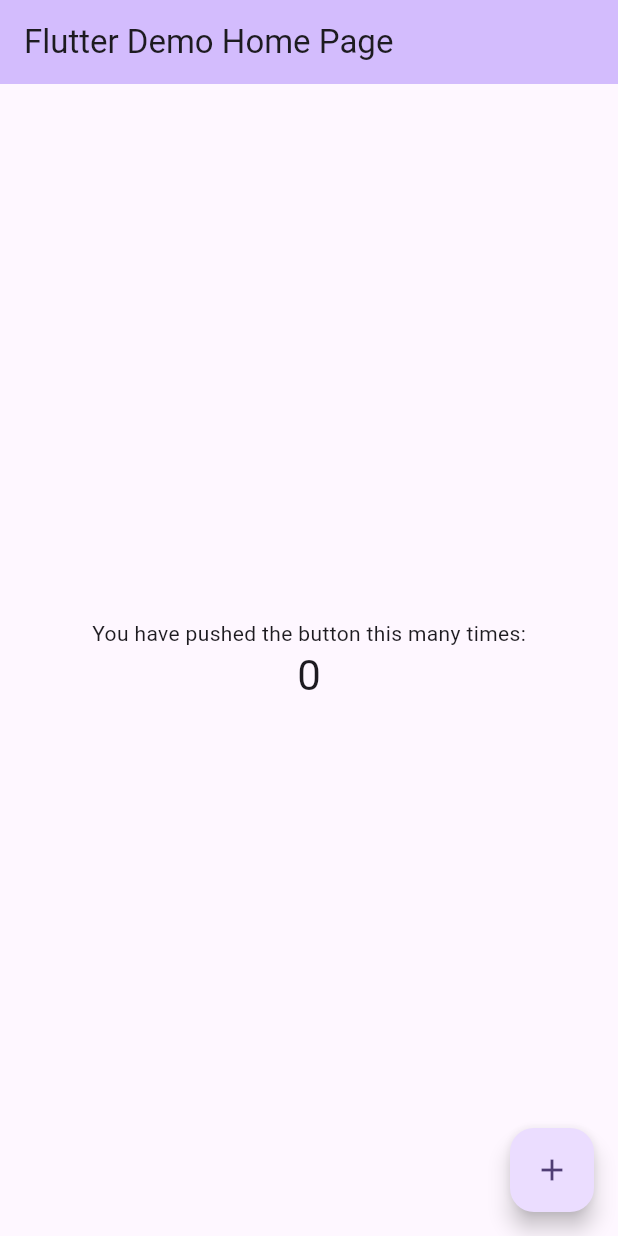
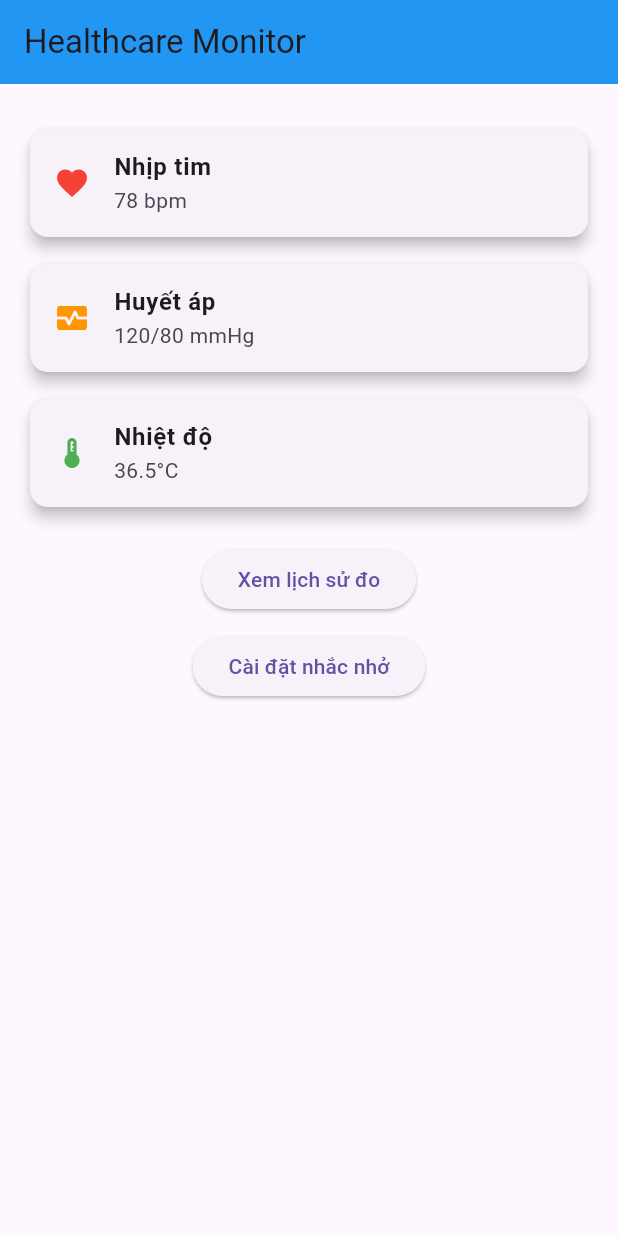
Before and after one commit to hisus2000/HealthCareMonitor, a Flutter app: the screen it shows after launch, on a phone screen of 412 x 824 dp. Run offline on Flutter 3.47's test engine with Material 3 defaults, Android fonts, the phone set to English and light mode, and no system bars; our stand-ins replace shared_preferences.

Commit message:
Init home screen

```diff
--- a/lib/main.dart
+++ b/lib/main.dart
@@ -1,4 +1,5 @@
 import 'package:flutter/material.dart';
+import 'screens/home_screen.dart';
 
 void main() {
   runApp(const MyApp());
@@ -7,116 +8,13 @@ void main() {
 class MyApp extends StatelessWidget {
   const MyApp({super.key});
 
-  // This widget is the root of your application.
   @override
   Widget build(BuildContext context) {
     return MaterialApp(
-      title: 'Flutter Demo',
-      theme: ThemeData(
-        // This is the theme of your application.
-        //
-        // TRY THIS: Try running your application with "flutter run". You'll see
-        // the application has a purple toolbar. Then, without quitting the app,
-        // try changing the seedColor in the colorScheme below to Colors.green
-        // and then invoke "hot reload" (save your changes or press the "hot
-        // reload" button in a Flutter-supported IDE, or press "r" if you used
-        // the command line to start the app).
-        //
-        // Notice that the counter didn't reset back to zero; the application
-        // state is not lost during the reload. To reset the state, use hot
-        // restart instead.
-        //
-        // This works for code too, not just values: Most code changes can be
-        // tested with just a hot reload.
-        colorScheme: ColorScheme.fromSeed(seedColor: Colors.deepPurple),
-      ),
-      home: const MyHomePage(title: 'Flutter Demo Home Page'),
+      debugShowCheckedModeBanner: false,
+      title: 'Healthcare Monitor',
+      theme: ThemeData(primarySwatch: Colors.blue),
+      home: HomeScreen(),
     );
   }
 }
-
-class MyHomePage extends StatefulWidget {
-  const MyHomePage({super.key, required this.title});
-
-  // This widget is the home page of your application. It is stateful, meaning
-  // that it has a State object (defined below) that contains fields that affect
-  // how it looks.
-
-  // This class is the configuration for the state. It holds the values (in this
-  // case the title) provided by the parent (in this case the App widget) and
-  // used by the build method of the State. Fields in a Widget subclass are
-  // always marked "final".
-
-  final String title;
-
-  @override
-  State<MyHomePage> createState() => _MyHomePageState();
-}
-
-class _MyHomePageState extends State<MyHomePage> {
-  int _counter = 0;
-
-  void _incrementCounter() {
-    setState(() {
-      // This call to setState tells the Flutter framework that something has
-      // changed in this State, which causes it to rerun the build method below
-      // so that the display can reflect the updated values. If we changed
-      // _counter without calling setState(), then the build method would not be
-      // called again, and so nothing would appear to happen.
-      _counter++;
-    });
-  }
-
-  @override
-  Widget build(BuildContext context) {
-    // This method is rerun every time setState is called, for instance as done
-    // by the _incrementCounter method above.
-    //
-    // The Flutter framework has been optimized to make rerunning build methods
-    // fast, so that you can just rebuild anything that needs updating rather
-    // than having to individually change instances of widgets.
-    return Scaffold(
-      appBar: AppBar(
-        // TRY THIS: Try changing the color here to a specific color (to
-        // Colors.amber, perhaps?) and trigger a hot reload to see the AppBar
-        // change color while the other colors stay the same.
-        backgroundColor: Theme.of(context).colorScheme.inversePrimary,
-        // Here we take the value from the MyHomePage object that was created by
-        // the App.build method, and use it to set our appbar title.
-        title: Text(widget.title),
-      ),
-      body: Center(
-        // Center is a layout widget. It takes a single child and positions it
-        // in the middle of the parent.
-        child: Column(
-          // Column is also a layout widget. It takes a list of children and
-          // arranges them vertically. By default, it sizes itself to fit its
-          // children horizontally, and tries to be as tall as its parent.
-          //
-          // Column has various properties to control how it sizes itself and
-          // how it positions its children. Here we use mainAxisAlignment to
-          // center the children vertically; the main axis here is the vertical
-          // axis because Columns are vertical (the cross axis would be
-          // horizontal).
-          //
-          // TRY THIS: Invoke "debug painting" (choose the "Toggle Debug Paint"
-          // action in the IDE, or press "p" in the console), to see the
-          // wireframe for each widget.
-          mainAxisAlignment: MainAxisAlignment.center,
-          children: <Widget>[
-            const Text('You have pushed the button this many times:'),
-            Text(
-              '$_counter',
-              style: Theme.of(context).textTheme.headlineMedium,
-            ),
-          ],
-        ),
-      ),
-      floatingActionButton: FloatingActionButton(
-        onPressed: _incrementCounter,
-        tooltip: 'Increment',
-        child: const Icon(Icons.add),
-      ), // This trailing comma makes auto-formatting nicer for build methods.
-    );
-  }
-}
--- /dev/null
+++ b/lib/screens/history_screen.dart
@@ -0,0 +1,15 @@
+import 'package:flutter/material.dart';
+
+class HistoryScreen extends StatelessWidget {
+  const HistoryScreen({super.key});
+
+  @override
+  Widget build(BuildContext context) {
+    return Scaffold(
+      appBar: AppBar(title: const Text("Lịch sử đo")),
+      body: const Center(
+        child: Text("Đây là màn hình lịch sử đo"),
+      ),
+    );
+  }
+}
--- /dev/null
+++ b/lib/screens/home_screen.dart
@@ -0,0 +1,99 @@
+import 'package:flutter/material.dart';
+import 'history_screen.dart';
+import 'reminder_screen.dart';
+
+class HomeScreen extends StatelessWidget {
+  const HomeScreen({super.key});
+
+  @override
+  Widget build(BuildContext context) {
+    return Scaffold(
+      appBar: AppBar(
+        title: const Text("Healthcare Monitor"),
+        backgroundColor: Colors.blue,
+      ),
+      body: Padding(
+        padding: const EdgeInsets.all(16.0),
+        child: Column(
+          crossAxisAlignment: CrossAxisAlignment.start,
+          children: [
+            const SizedBox(height: 10),
+
+            // Thẻ theo dõi Nhịp tim
+            Card(
+              elevation: 4,
+              shape: RoundedRectangleBorder(
+                borderRadius: BorderRadius.circular(12),
+              ),
+              child: ListTile(
+                leading: const Icon(Icons.favorite, color: Colors.red),
+                title: const Text("Nhịp tim", style: TextStyle(fontWeight: FontWeight.bold)),
+                subtitle: const Text("78 bpm"),
+              ),
+            ),
+
+            const SizedBox(height: 10),
+
+            // Thẻ theo dõi Huyết áp
+            Card(
+              elevation: 4,
+              shape: RoundedRectangleBorder(
+                borderRadius: BorderRadius.circular(12),
+              ),
+              child: ListTile(
+                leading: const Icon(Icons.monitor_heart, color: Colors.orange),
+                title: const Text("Huyết áp", style: TextStyle(fontWeight: FontWeight.bold)),
+                subtitle: const Text("120/80 mmHg"),
+              ),
+            ),
+
+            const SizedBox(height: 10),
+
+            // Thẻ theo dõi Nhiệt độ cơ thể
+            Card(
+              elevation: 4,
+              shape: RoundedRectangleBorder(
+                borderRadius: BorderRadius.circular(12),
+              ),
+              child: ListTile(
+                leading: const Icon(Icons.thermostat, color: Colors.green),
+                title: const Text("Nhiệt độ", style: TextStyle(fontWeight: FontWeight.bold)),
+                subtitle: const Text("36.5°C"),
+              ),
+            ),
+
+            const SizedBox(height: 20),
+
+            // Nút Xem lịch sử đo
+            Center(
+              child: ElevatedButton(
+                onPressed: () {
+                  Navigator.push(
+                    context,
+                    MaterialPageRoute(builder: (context) => const HistoryScreen()),
+                  );
+                },
+                child: const Text("Xem lịch sử đo"),
+              ),
+            ),
+
+            const SizedBox(height: 10),
+
+            // Nút Cài đặt nhắc nhở
+            Center(
+              child: ElevatedButton(
+                onPressed: () {
+                  Navigator.push(
+                    context,
+                    MaterialPageRoute(builder: (context) => const ReminderScreen()),
+                  );
+                },
+                child: const Text("Cài đặt nhắc nhở"),
+              ),
+            ),
+          ],
+        ),
+      ),
+    );
+  }
+}
--- /dev/null
+++ b/lib/screens/reminder_screen.dart
@@ -0,0 +1,15 @@
+import 'package:flutter/material.dart';
+
+class ReminderScreen extends StatelessWidget {
+  const ReminderScreen({super.key});
+
+  @override
+  Widget build(BuildContext context) {
+    return Scaffold(
+      appBar: AppBar(title: const Text("Cài đặt nhắc nhở")),
+      body: const Center(
+        child: Text("Đây là màn hình cài đặt nhắc nhở"),
+      ),
+    );
+  }
+}
--- /dev/null
+++ b/lib/utils/format_utils.dart
@@ -0,0 +1,14 @@
+// lib/utils/format_utils.dart
+class FormatUtils {
+  static String formatTemperature(double temp) {
+    return '${temp.toStringAsFixed(1)}°C';
+  }
+
+  static String formatHeartRate(double rate) {
+    return '${rate.toStringAsFixed(0)} bpm';
+  }
+
+  static String formatBloodPressure(double pressure) {
+    return '${pressure.toStringAsFixed(0)} mmHg';
+  }
+}
```
Also changed, not shown: lib/services/storage_service.dart (added, +20 -0 lines), lib/widgets/health_card.dart (added, +27 -0 lines), pubspec.yaml (+8 -1 lines), lib/models/health_data.dart (added), lib/screens/heart_rate_screen.dart (added), pubspec.lock, 3 other files.
